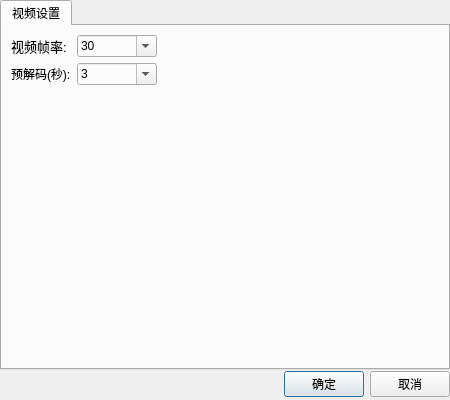
qwq-github-2023/TideMediaPlayer, file TideMediaPlayer/DialogSetting.ui: the form before one commit.
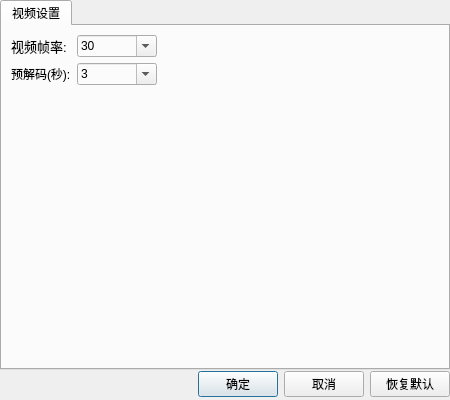
The form after the commit.

The edit to the form file:
```diff
--- a/TideMediaPlayer/DialogSetting.ui
+++ b/TideMediaPlayer/DialogSetting.ui
@@ -278,6 +278,19 @@
        </property>
       </widget>
      </item>
+     <item>
+      <widget class="QPushButton" name="resetButton">
+       <property name="sizePolicy">
+        <sizepolicy hsizetype="Minimum" vsizetype="Fixed">
+         <horstretch>0</horstretch>
+         <verstretch>0</verstretch>
+        </sizepolicy>
+       </property>
+       <property name="text">
+        <string>恢复默认</string>
+       </property>
+      </widget>
+     </item>
     </layout>
    </item>
   </layout>
```
Left out of the diff: 48 changed lines with no effect on the pictures.
